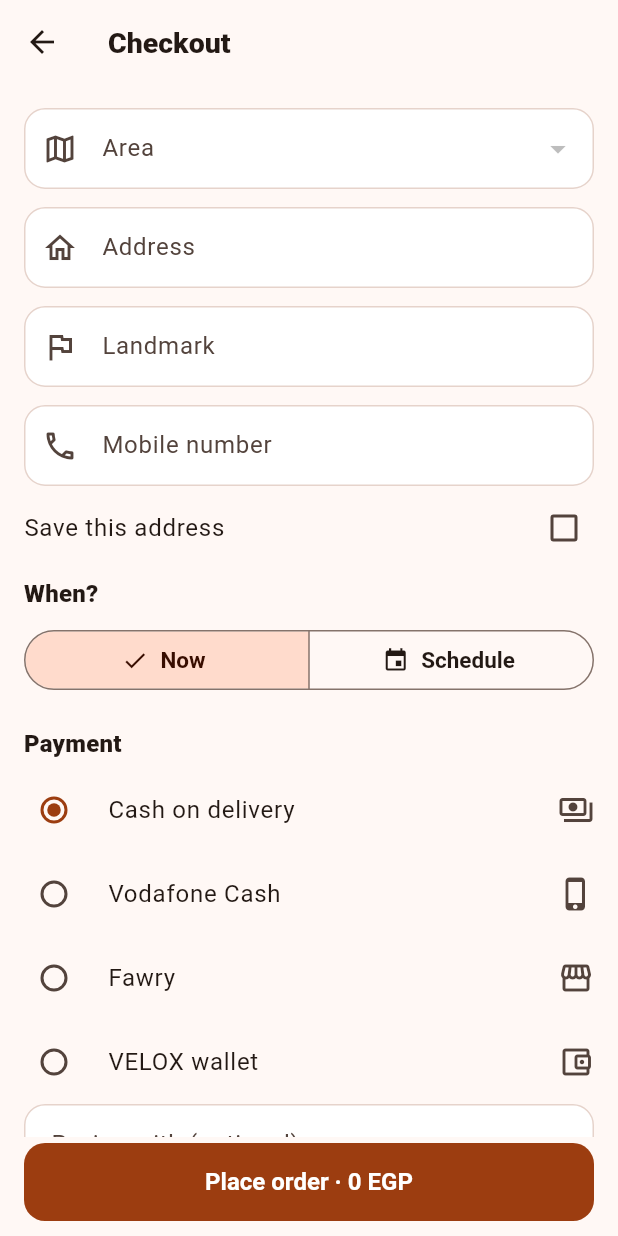
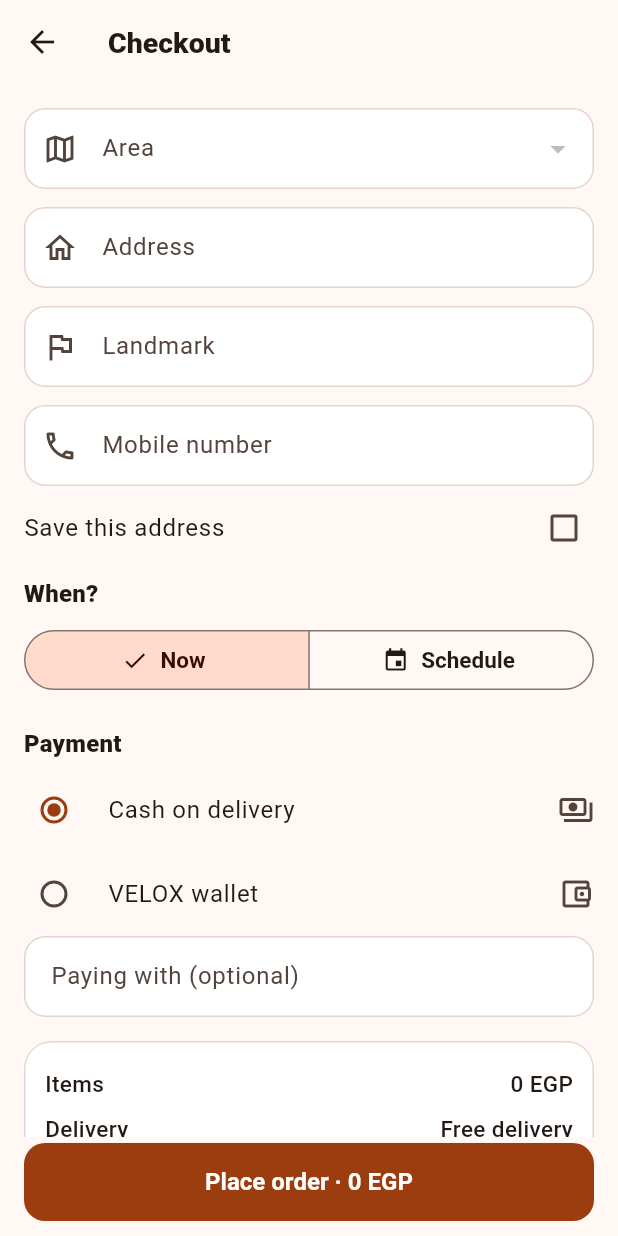
Before and after one commit to abdelrhman19122007/VELOX, a Flutter app: the CheckoutScreen screen opened directly with empty values, on a phone screen of 412 x 824 dp. Run offline on Flutter 3.47's test engine with Material 3 defaults, Android fonts, the phone set to English and light mode, and no system bars; our stand-ins replace firebase_core, firebase_messaging, flutter_map, geolocator, google_fonts, latlong2 and 1 more; accounts and stored records are empty; network calls fail; Roboto replaces fonts that are missing (Cairo).

Commit message:
Cash only until a merchant account: Vodafone Cash, Fawry and the test top-up hidden in the app; live server runs with payments sandbox off

```diff
--- a/mobile/lib/core/app_state.dart
+++ b/mobile/lib/core/app_state.dart
@@ -130,7 +130,7 @@ class AppState extends ChangeNotifier {
   }
 
   /// This build's number — keep it equal to the +N in pubspec.yaml and to downloads/version.json.
-  static const appBuild = 23;
+  static const appBuild = 24;
 
   /// Set when the server offers a newer Android build; the home screen shows an "update" card.
   String? updateUrl;
--- a/mobile/lib/screens/customer/checkout_screen.dart
+++ b/mobile/lib/screens/customer/checkout_screen.dart
@@ -91,7 +91,8 @@ class _CheckoutScreenState extends State<CheckoutScreen> {
     final s = context.watch<AppState>();
     final cs = Theme.of(context).colorScheme;
     final tt = Theme.of(context).textTheme;
-    final methods = errand ? ['CASH'] : ['CASH', 'VODAFONE_CASH', 'FAWRY', 'WALLET'];
+    // Vodafone Cash and Fawry come back when a merchant account is connected (the server code is ready)
+    final methods = errand ? ['CASH'] : ['CASH', 'WALLET'];
     return Scaffold(
       appBar: AppBar(title: Text(errand ? s.t('errand') : s.t('checkout'))),
       body: Form(
--- a/mobile/pubspec.yaml
+++ b/mobile/pubspec.yaml
@@ -1,7 +1,7 @@
 name: velox_app
 description: "VELOX â€” delivery for Samannoud and its villages. One app for customers, stores, drivers and the admin."
 publish_to: 'none'
-version: 2.1.2+23
+version: 2.1.3+24
 
 environment:
   sdk: ^3.11.5
```
Also changed, not shown: mobile/lib/screens/customer/account_screen.dart (+0 -8 lines).
